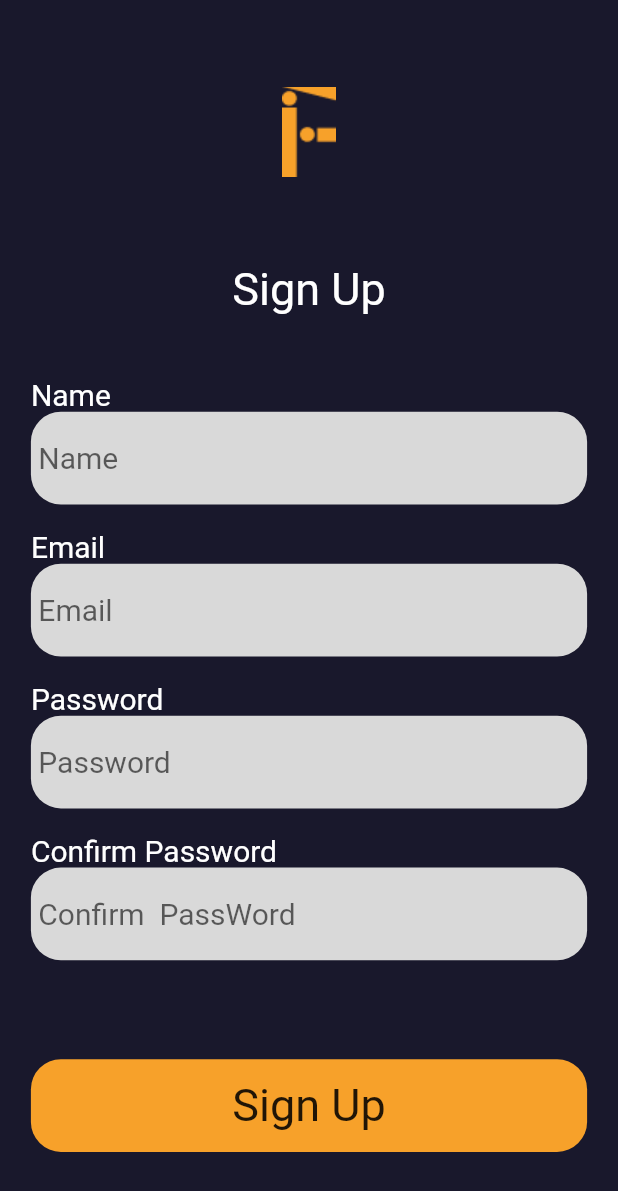
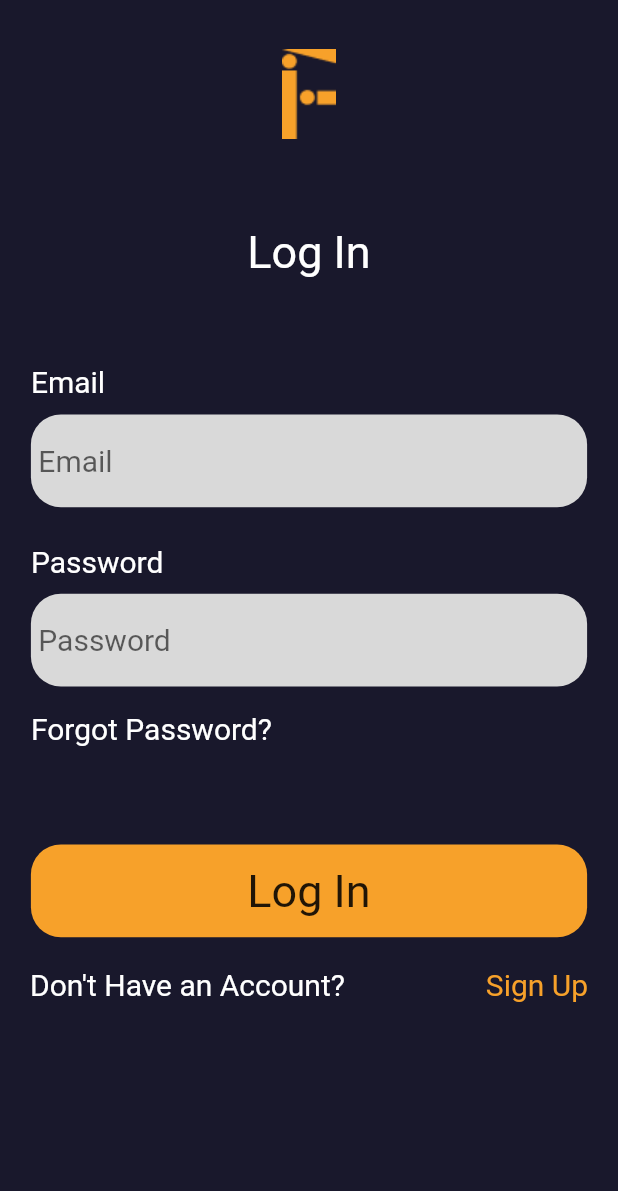
Before and after one commit to WilfredTagha/FlutterProjects, a Flutter app: the screen it shows after launch, on a phone screen of 412 x 824 dp. Shown: the top 1191 px of the screen. Run offline on Flutter 3.47's test engine with Material 2 defaults, Android fonts, the light colour scheme and no system bars; our stand-ins replace bloc, equatable, flutter_bloc.

Commit message:
created log in screen

```diff
--- a/freehassleride/lib/main.dart
+++ b/freehassleride/lib/main.dart
@@ -1,6 +1,7 @@
 import 'package:flutter/material.dart';
 import 'package:flutter_bloc/flutter_bloc.dart';
 import 'package:freehassleride/bloc/home_bloc.dart';
+import 'package:freehassleride/ui/screens/log_in.dart';
 import 'package:freehassleride/ui/screens/otp_one.dart';
 import 'package:freehassleride/ui/screens/otp_two.dart';
 import 'package:freehassleride/ui/screens/sign_up.dart';
@@ -32,7 +33,7 @@
           // is not restarted.
           //primarySwatch: Colors.orange,
           ),
-      home: const SignUp(),
+      home: const LogIn(),
     );
   }
 }
--- /dev/null
+++ b/freehassleride/lib/ui/screens/log_in.dart
@@ -0,0 +1,144 @@
+import 'package:flutter/material.dart';
+import 'package:flutter/src/foundation/key.dart';
+import 'package:flutter/src/widgets/framework.dart';
+import 'package:freehassleride/ui/commons/button.dart';
+
+class LogIn extends StatefulWidget {
+  const LogIn({Key? key}) : super(key: key);
+
+  @override
+  State<LogIn> createState() => _LogInState();
+}
+
+class _LogInState extends State<LogIn> {
+  @override
+  Widget build(BuildContext context) {
+    var h = MediaQuery.of(context).size.height;
+    var w = MediaQuery.of(context).size.width;
+    return Scaffold(
+      body: SafeArea(
+        child: SingleChildScrollView(
+          child: Container(
+            height: h,
+            width: w,
+            decoration: const BoxDecoration(
+              color: Color(0xFF19182C),
+            ),
+            child: Column(
+                //crossAxisAlignment: CrossAxisAlignment.center,
+                //mainAxisAlignment: MainAxisAlignment.spaceBetween,
+                children: [
+                  SizedBox(
+                    height: h * 0.04,
+                  ),
+                  Image.asset("assets/Vector.png"),
+                  SizedBox(
+                    height: h * 0.07,
+                  ),
+                  const Text(
+                    "Log In",
+                    style: TextStyle(
+                      color: Colors.white,
+                      fontSize: 30,
+                    ),
+                  ),
+                  SizedBox(
+                    height: h * 0.07,
+                  ),
+                  Column(
+                    crossAxisAlignment: CrossAxisAlignment.start,
+                    children: [
+                      const Text(
+                        "Email",
+                        style: TextStyle(
+                          color: Colors.white,
+                          fontSize: 20,
+                        ),
+                      ),
+                      Container(
+                        margin: EdgeInsets.only(top: 10),
+                        height: h * (3 / 40),
+                        width: w * .9,
+                        decoration: BoxDecoration(
+                            color: Color(0xFFD9D9D9),
+                            borderRadius: BorderRadius.circular(20)),
+                        child: Center(
+                          child: const TextField(
+                            decoration: InputDecoration(
+                              border: InputBorder.none,
+                              hintText: ' Email',
+                            ),
+                            style: TextStyle(
+                              fontSize: 20,
+                              wordSpacing: 5,
+                            ),
+                          ),
+                        ),
+                      ),
+                      SizedBox(
+                        height: h * 0.03,
+                      ),
+                      const Text(
+                        "Password",
+                        style: TextStyle(
+                          color: Colors.white,
+                          fontSize: 20,
+                        ),
+                      ),
+                      Container(
+                        margin: EdgeInsets.only(top: 10),
+                        height: h * (3 / 40),
+                        width: w * .9,
+                        decoration: BoxDecoration(
+                            color: Color(0xFFD9D9D9),
+                            borderRadius: BorderRadius.circular(20)),
+                        child: Center(
+                          child: const TextField(
+                            decoration: InputDecoration(
+                              border: InputBorder.none,
+                              hintText: ' Password',
+                            ),
+                            style: TextStyle(
+                              fontSize: 20,
+                              wordSpacing: 5,
+                            ),
+                          ),
+                        ),
+                      ),
+                      SizedBox(
+                        height: h * 0.02,
+                      ),
+                      Text(
+                        "Forgot Password?",
+                        style: TextStyle(color: Colors.white, fontSize: 20),
+                      )
+                    ],
+                  ),
+                  SizedBox(
+                    height: h * 0.08,
+                  ),
+                  Button(h: h, w: w, text: "Log In"),
+                  Container(
+                    padding: EdgeInsets.all(20),
+                    child: Row(
+                      mainAxisAlignment: MainAxisAlignment.spaceBetween,
+                      children: [
+                        Text(
+                          "Don't Have an Account?",
+                          style: TextStyle(color: Colors.white, fontSize: 20),
+                        ),
+                        Text(
+                          "Sign Up",
+                          style:
+                              TextStyle(color: Color(0xFFF7A12A), fontSize: 20),
+                        )
+                      ],
+                    ),
+                  )
+                ]),
+          ),
+        ),
+      ),
+    );
+  }
+}
```
